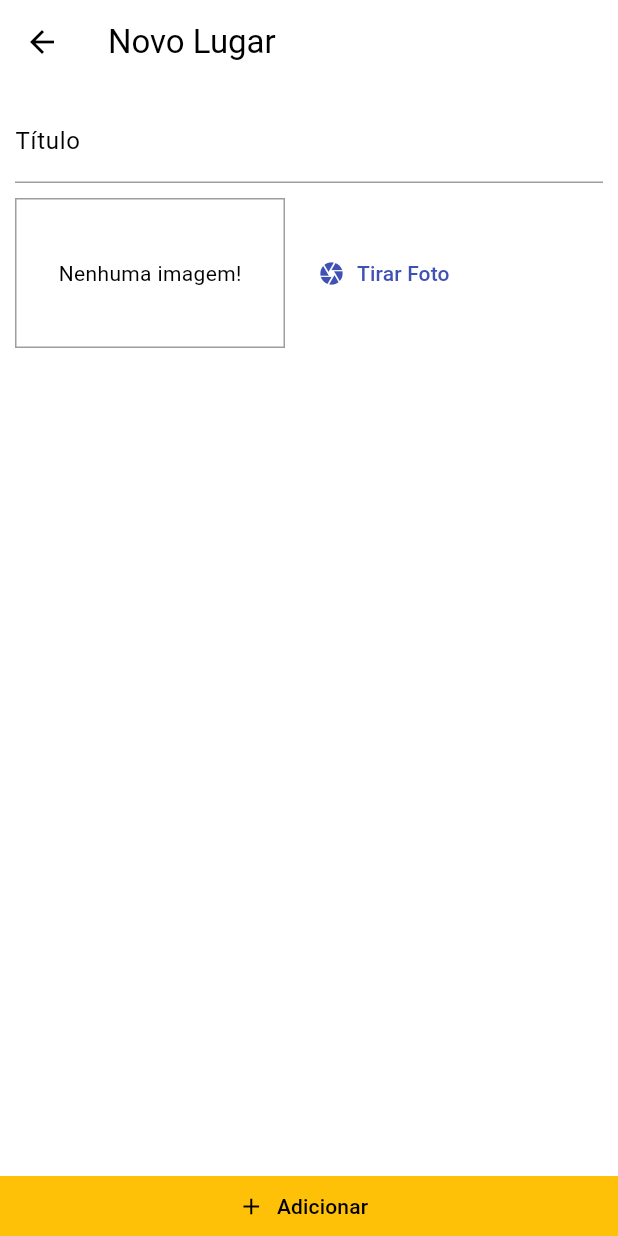
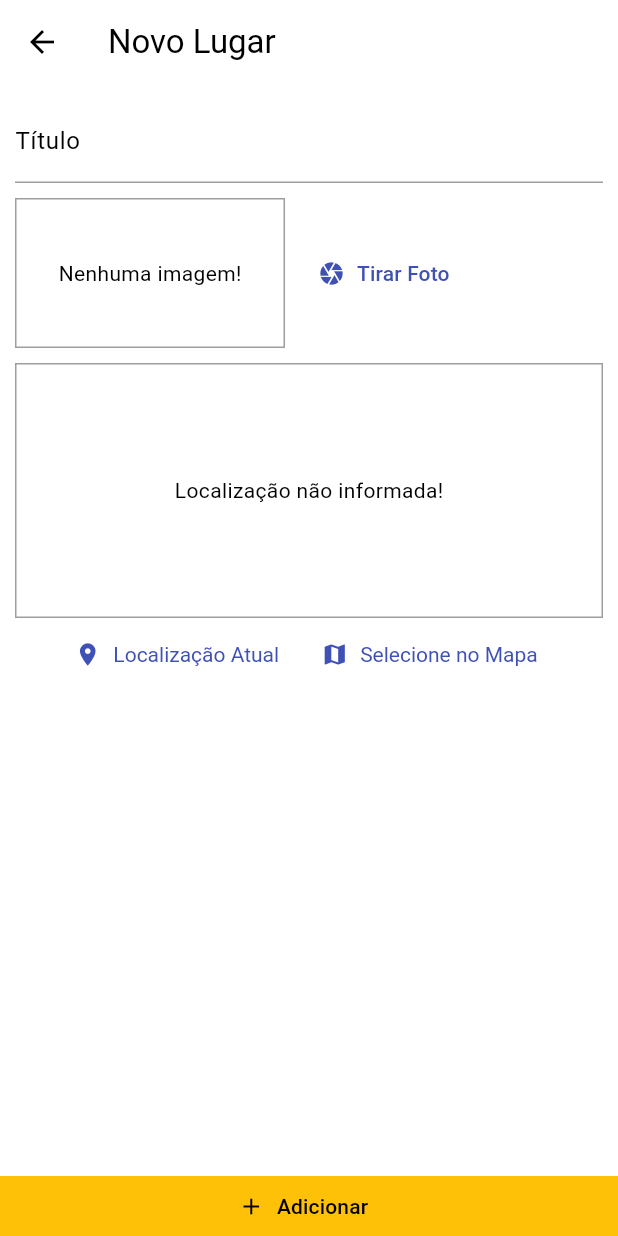
Before and after one commit to AmilcarPBJ/great-places-app, a Flutter app: the PlaceFormScreen screen opened by its route, on a phone screen of 412 x 824 dp. Run offline on Flutter 3.47's test engine with Material 3 defaults, Android fonts, the phone set to English and light mode, and no system bars; our stand-ins replace image_picker, sqflite; accounts and stored records are empty.

Commit message:
Problema do Gradle resolvido e criação do widget location input

```diff
--- a/lib/screens/place_form_screen.dart
+++ b/lib/screens/place_form_screen.dart
@@ -3,6 +3,7 @@ import 'dart:io';
 import 'package:flutter/material.dart';
 import 'package:great_places/providers/great_places.dart';
 import 'package:great_places/widgets/image_input.dart';
+import 'package:great_places/widgets/location_input.dart';
 import 'package:provider/provider.dart';
 
 class PlaceFormScreen extends StatefulWidget {
@@ -61,6 +62,8 @@ class _PlaceFormScreenState extends State<PlaceFormScreen> {
                       ),
                       const SizedBox(height: 10),
                       ImageInput(_selectImage),
+                      const SizedBox(height: 10),
+                      const LocationInput(),
                     ],
                   ),
                 ),
--- /dev/null
+++ b/lib/widgets/location_input.dart
@@ -0,0 +1,63 @@
+import 'package:flutter/material.dart';
+
+class LocationInput extends StatefulWidget {
+  const LocationInput({super.key});
+
+  @override
+  State<LocationInput> createState() => _LocationInputState();
+}
+
+class _LocationInputState extends State<LocationInput> {
+  String? _previewImageUrl;
+
+  @override
+  Widget build(BuildContext context) {
+    return Column(
+      children: [
+        Container(
+          height: 170,
+          width: double.infinity,
+          alignment: Alignment.center,
+          decoration: BoxDecoration(
+            border: Border.all(
+              width: 1,
+              color: Colors.grey,
+            ),
+          ),
+          child: _previewImageUrl == null
+              ? const Text('Localização não informada!')
+              : Image.network(
+                  _previewImageUrl!,
+                  fit: BoxFit.cover,
+                  width: double.infinity,
+                ),
+        ),
+        Row(
+          mainAxisAlignment: MainAxisAlignment.center,
+          children: [
+            TextButton.icon(
+              icon: const Icon(Icons.location_on),
+              label: const Text('Localização Atual'),
+              style: TextButton.styleFrom(
+                textStyle: TextStyle(
+                  color: Theme.of(context).colorScheme.primary,
+                ),
+              ),
+              onPressed: () {},
+            ),
+            TextButton.icon(
+              icon: const Icon(Icons.map),
+              label: const Text('Selecione no Mapa'),
+              style: TextButton.styleFrom(
+                textStyle: TextStyle(
+                  color: Theme.of(context).colorScheme.primary,
+                ),
+              ),
+              onPressed: () {},
+            ),
+          ],
+        ),
+      ],
+    );
+  }
+}
--- a/pubspec.yaml
+++ b/pubspec.yaml
@@ -35,6 +35,7 @@ dependencies:
   path_provider: ^2.1.4
   path: ^1.9.0
   sqflite: ^2.3.3+1
+  location: ^7.0.0
 
 
   # The following adds the Cupertino Icons font to your application.
@@ -50,7 +51,7 @@ dev_dependencies:
   # activated in the `analysis_options.yaml` file located at the root of your
   # package. See that file for information about deactivating specific lint
   # rules and activating additional ones.
-  flutter_lints: ^4.0.0
+  flutter_lints: ^5.0.0
 
 # For information on the generic Dart part of this file, see the
 # following page: https://dart.dev/tools/pub/pubspec
```
Also changed, not shown: pubspec.lock, 4 other files.
